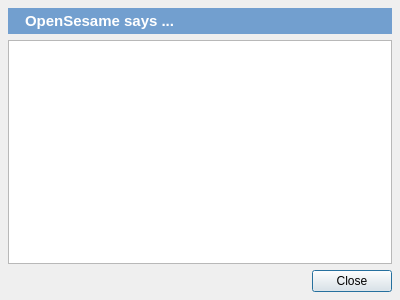
The window that resources/notification_dialog.ui (open-cogsci/OpenSesame) describes before a commit, drawn with Qt 5.
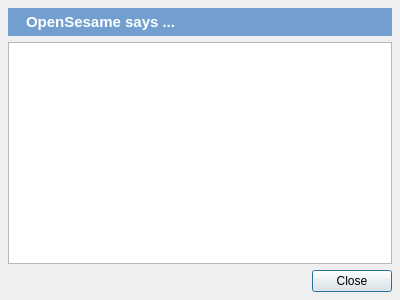
The same window after the commit. Icons and pictures are not drawn.

What changed in the file:
```diff
--- a/resources/notification_dialog.ui
+++ b/resources/notification_dialog.ui
@@ -31,7 +31,7 @@
      </property>
      <layout class="QHBoxLayout" name="horizontalLayout">
       <property name="margin">
-       <number>4</number>
+       <number>5</number>
       </property>
       <item>
        <widget class="QLabel" name="label">
```
